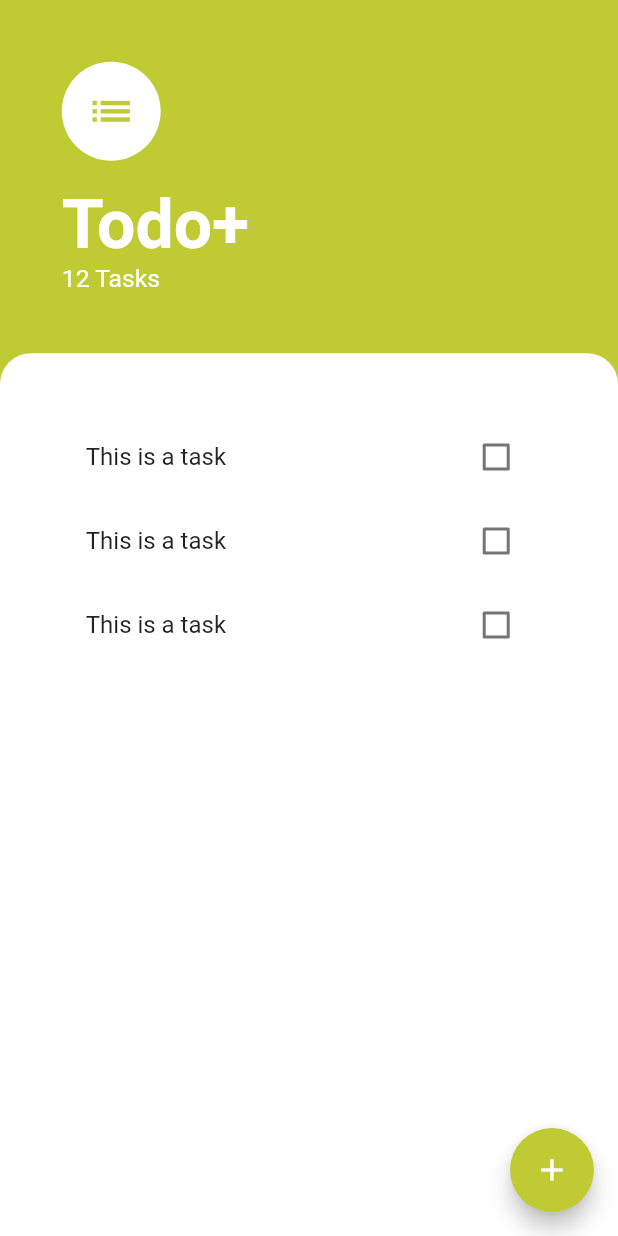
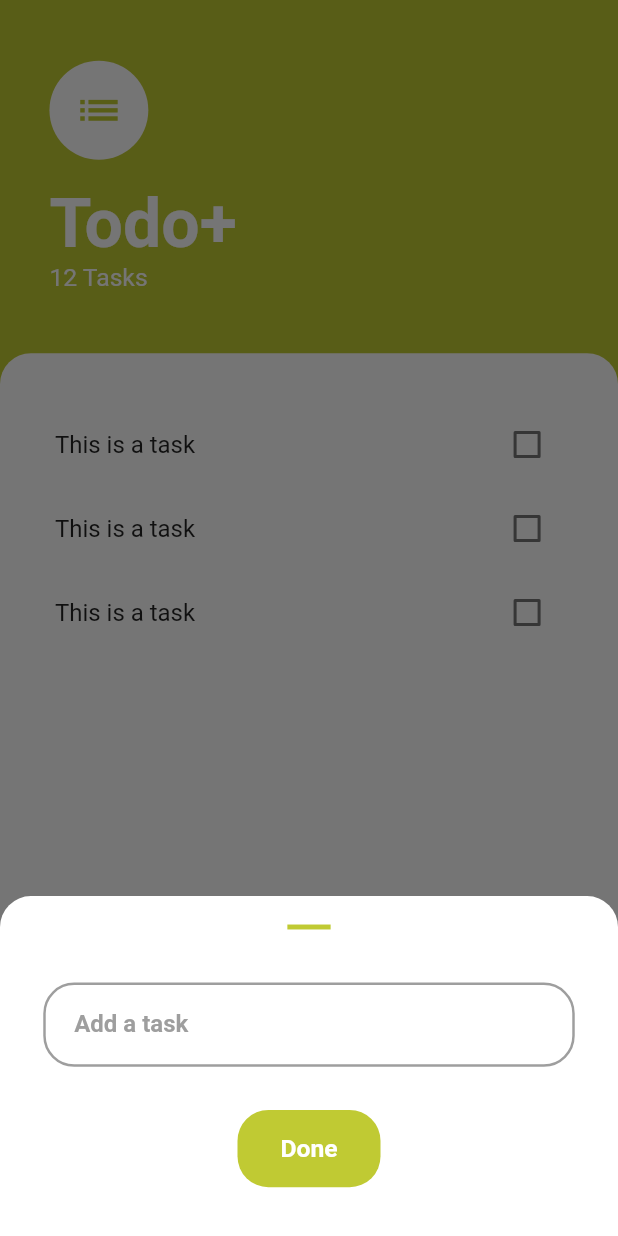
Before and after one commit to srockstech/todo_plus, a Flutter app: the screen it shows after launch, after a tap on the "add" icon, on a phone screen of 412 x 824 dp. Run offline on Flutter 3.47's test engine with Material 2 defaults, Android fonts, the phone set to English and light mode, and no system bars.

Commit message:
Added bottom sheet to add a new task

```diff
--- /dev/null
+++ b/lib/components/add_task_bottom_sheet.dart
@@ -0,0 +1,103 @@
+import 'package:flutter/material.dart';
+
+class AddTaskBottomSheet extends StatelessWidget {
+  const AddTaskBottomSheet({Key? key}) : super(key: key);
+
+  @override
+  Widget build(BuildContext context) {
+    final screenHeight = MediaQuery.of(context).size.width;
+    return SingleChildScrollView(
+      child: Container(
+        padding:
+            EdgeInsets.only(bottom: MediaQuery.of(context).viewInsets.bottom),
+        child: Container(
+          height: screenHeight * 0.55,
+          decoration: BoxDecoration(
+            color: Colors.white,
+            borderRadius: BorderRadius.only(
+              topLeft: Radius.circular(screenHeight * 0.05),
+              topRight: Radius.circular(screenHeight * 0.05),
+            ),
+          ),
+          child: Padding(
+            padding: EdgeInsets.symmetric(horizontal: screenHeight * 0.07),
+            child: Column(
+              children: [
+                SizedBox(
+                  width: screenHeight * 0.07,
+                  height: screenHeight * 0.1,
+                  child: Divider(
+                    color: Colors.lime[600],
+                    thickness: screenHeight * 0.008,
+                  ),
+                ),
+                SizedBox(
+                  height: screenHeight * 0.04,
+                ),
+                TextField(
+                  cursorColor: Colors.lime[600],
+                  decoration: InputDecoration(
+                    contentPadding: EdgeInsets.symmetric(
+                        horizontal: screenHeight * 0.05,
+                        vertical: screenHeight * 0.045),
+                    labelText: 'Add a task',
+                    labelStyle: TextStyle(
+                      color: Colors.grey,
+                      fontWeight: FontWeight.w700,
+                    ),
+                    enabledBorder: OutlineInputBorder(
+                      borderSide: BorderSide(
+                        color: Colors.grey,
+                        width: screenHeight * 0.004,
+                      ),
+                      borderRadius: BorderRadius.all(
+                          Radius.circular(screenHeight * 0.05)),
+                    ),
+                    focusedBorder: OutlineInputBorder(
+                      borderSide: BorderSide(
+                        color: Color(0xFFC0CA33),
+                        width: screenHeight * 0.006,
+                      ),
+                      borderRadius: BorderRadius.all(
+                          Radius.circular(screenHeight * 0.05)),
+                    ),
+                  ),
+                ),
+                SizedBox(
+                  height: screenHeight * 0.07,
+                ),
+                TextButton(
+                  onPressed: () {},
+                  style: ButtonStyle(
+                    shape: MaterialStateProperty.all(
+                      RoundedRectangleBorder(
+                        borderRadius: BorderRadius.all(
+                          Radius.circular(screenHeight * 0.05),
+                        ),
+                      ),
+                    ),
+                    backgroundColor:
+                        MaterialStateProperty.all(Colors.lime[600]),
+                    overlayColor: MaterialStateProperty.all(Colors.lime),
+                  ),
+                  child: Padding(
+                    padding: EdgeInsets.symmetric(
+                        vertical: screenHeight * 0.02,
+                        horizontal: screenHeight * 0.05),
+                    child: Text(
+                      'Done',
+                      style: TextStyle(
+                          color: Colors.white,
+                          fontWeight: FontWeight.w700,
+                          fontSize: screenHeight * 0.04),
+                    ),
+                  ),
+                ),
+              ],
+            ),
+          ),
+        ),
+      ),
+    );
+  }
+}
--- a/lib/screens/tasks_screen.dart
+++ b/lib/screens/tasks_screen.dart
@@ -1,4 +1,5 @@
 import 'package:flutter/material.dart';
+import 'package:todo_plus/components/add_task_bottom_sheet.dart';
 import 'package:todo_plus/widgets/tasks_list.dart';
 
 class TasksScreen extends StatelessWidget {
@@ -6,8 +7,15 @@ class TasksScreen extends StatelessWidget {
   Widget build(BuildContext context) {
     final screenHeight = MediaQuery.of(context).size.width;
     return Scaffold(
+      resizeToAvoidBottomInset: false,
       floatingActionButton: FloatingActionButton(
-        onPressed: () {},
+        onPressed: () {
+          showModalBottomSheet(
+              context: context,
+              isScrollControlled: true,
+              builder: (context) => AddTaskBottomSheet(),
+              backgroundColor: Color(0xFF757575));
+        },
         backgroundColor: Colors.lime[600],
         child: Icon(
           Icons.add,
@@ -22,7 +30,7 @@ class TasksScreen extends StatelessWidget {
             Expanded(
               flex: 2,
               child: Padding(
-                padding: EdgeInsets.all(screenHeight * 0.1),
+                padding: EdgeInsets.all(screenHeight * 0.08),
                 child: Column(
                   crossAxisAlignment: CrossAxisAlignment.start,
                   mainAxisAlignment: MainAxisAlignment.center,
--- a/lib/widgets/tasks_list.dart
+++ b/lib/widgets/tasks_list.dart
@@ -12,7 +12,8 @@ class TasksList extends StatelessWidget {
   @override
   Widget build(BuildContext context) {
     return ListView(
-      padding: EdgeInsets.all(screenHeight * 0.1),
+      padding: EdgeInsets.symmetric(
+          vertical: screenHeight * 0.08, horizontal: screenHeight * 0.05),
       children: [
         TaskTile(),
         TaskTile(),
```
